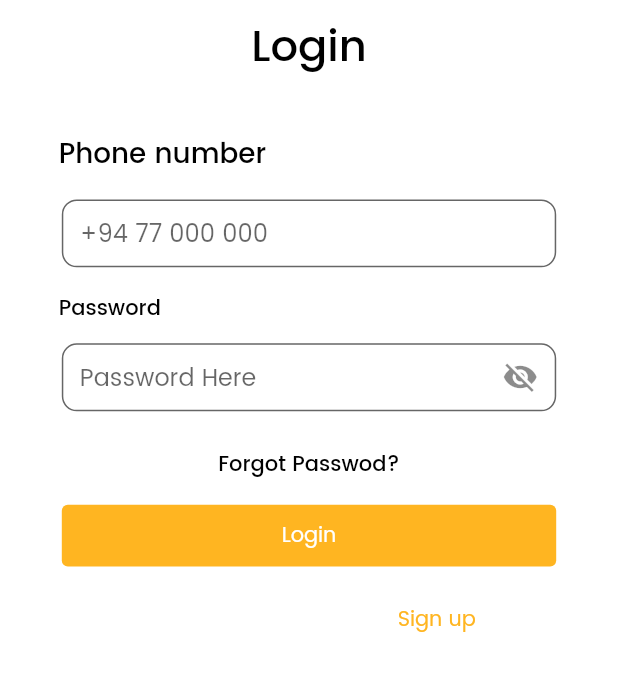
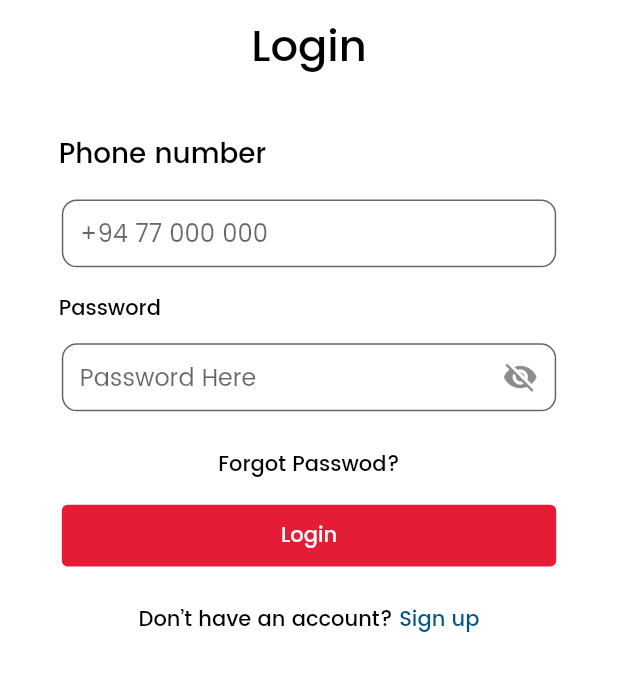
Before and after one commit to Dilshan97/Flutter-Dominos-Pizza-Clone-App, a Flutter app: the screen it shows after launch, on a phone screen of 412 x 824 dp, the part 448-1139 px from its top. Run offline on Flutter 3.47's test engine with Material 2 defaults, Android fonts, the phone set to English and light mode, and no system bars; our stand-ins replace firebase_auth, firebase_core, flutter_svg; accounts and stored records are empty.

Commit message:
update app colors

```diff
--- a/lib/views/auth/login.dart
+++ b/lib/views/auth/login.dart
@@ -45,7 +45,7 @@ class _LoginState extends State<Login> {
             ),
             CustomLabel(
               label: "Login",
-              textColor: AppColors.secondary,
+              textColor: AppColors.black,
               fontSize: size.width * 0.070,
             ),
             SizedBox(
@@ -59,7 +59,7 @@ class _LoginState extends State<Login> {
               child: CustomLabel(
                 label: "Phone number",
                 fontSize: size.width * 0.045,
-                textColor: AppColors.secondary,
+                textColor: AppColors.black,
               ),
             ),
             SizedBox(
@@ -71,6 +71,7 @@ class _LoginState extends State<Login> {
               height: size.height * 0.055,
               child: const CustomInput(
                 hintText: "+94 77 000 000",
+                focusedBorderColor: AppColors.primary,
               ),
             ),
             SizedBox(
@@ -84,7 +85,7 @@ class _LoginState extends State<Login> {
               ),
               child: const CustomLabel(
                 label: "Password",
-                textColor: AppColors.secondary,
+                textColor: AppColors.black,
               ),
             ),
             SizedBox(
@@ -137,7 +138,7 @@ class _LoginState extends State<Login> {
             ),
             const CustomLabel(
               label: "Forgot Passwod?",
-              textColor: AppColors.secondary,
+              textColor: AppColors.black,
             ),
             SizedBox(
               height: size.height * 0.020,
@@ -147,15 +148,13 @@ class _LoginState extends State<Login> {
               height: size.height * 0.050,
               child: TextButton(
                 style: TextButton.styleFrom(
-                  backgroundColor: const Color.fromARGB(255, 255, 181, 33),
-                  foregroundColor: Colors.white,
+                  backgroundColor: AppColors.secondary,
+                  foregroundColor: AppColors.white,
                 ),
                 onPressed: () => {},
-                child: const Text(
-                  'Login',
-                  style: TextStyle(
-                    fontFamily: 'Poppins-Regular',
-                  ),
+                child: const CustomLabel(
+                  label: "Login",
+                  textColor: AppColors.white,
                 ),
               ),
             ),
@@ -166,20 +165,14 @@ class _LoginState extends State<Login> {
               mainAxisAlignment: MainAxisAlignment.center,
               crossAxisAlignment: CrossAxisAlignment.center,
               children: [
-                const Text(
-                  "Don’t have an account?",
-                  style: TextStyle(
-                    fontFamily: 'Poppins-Regular',
-                    color: Colors.white,
-                  ),
+                const CustomLabel(
+                  label: "Don’t have an account?",
+                  textColor: AppColors.black,
                 ),
                 GestureDetector(
-                  child: const Text(
-                    " Sign up",
-                    style: TextStyle(
-                      fontFamily: 'Poppins-Regular',
-                      color: Color.fromARGB(255, 255, 181, 33),
-                    ),
+                  child: const CustomLabel(
+                    label: " Sign up",
+                    textColor: AppColors.primary,
                   ),
                   onTap: () {
                     Navigator.of(context).pushReplacement(
--- a/lib/views/common/colors.dart
+++ b/lib/views/common/colors.dart
@@ -2,8 +2,9 @@ import 'package:flutter/material.dart';
 
 class AppColors {
   static const white = Colors.white;
-  static const primary = Color.fromARGB(255, 255, 181, 33);
-  static const secondary = Colors.black;
+  static const black = Colors.black;
+  static const primary = Color(0xff045484);
+  static const secondary = Color(0xffe41c35);
   static const tertiary = Colors.redAccent;
   static const lightGray = Color(0xffc0c1c3);
   static const lighterGray = Color(0xffe0e0e0);
--- a/lib/views/common/widgets/customInput.dart
+++ b/lib/views/common/widgets/customInput.dart
@@ -1,13 +1,12 @@
 import 'package:flutter/cupertino.dart';
 import 'package:flutter/material.dart';
+import 'package:flutter_notes/views/common/colors.dart';
 
 class CustomInput extends StatefulWidget {
   final String? hintText;
+  final Color? focusedBorderColor;
 
-  const CustomInput({
-    super.key,
-    this.hintText,
-  });
+  const CustomInput({super.key, this.hintText, this.focusedBorderColor});
 
   @override
   State<CustomInput> createState() => _CustomInputState();
@@ -31,8 +30,8 @@ class _CustomInputState extends State<CustomInput> {
           borderRadius: BorderRadius.circular(10),
         ),
         focusedBorder: OutlineInputBorder(
-          borderSide: const BorderSide(
-            color: Color.fromARGB(255, 255, 181, 33),
+          borderSide: BorderSide(
+            color: widget.focusedBorderColor ?? AppColors.black,
             width: 2.0,
           ),
           borderRadius: BorderRadius.circular(10),
--- a/lib/views/splash.dart
+++ b/lib/views/splash.dart
@@ -46,7 +46,7 @@ class _SplashState extends State<Splash> {
               "v1.0.0",
               style: TextStyle(
                 fontFamily: 'Poppins-Regular',
-                color: AppColors.secondary,
+                color: AppColors.black,
                 fontSize: 16,
                 fontWeight: FontWeight.w500,
               ),
```
